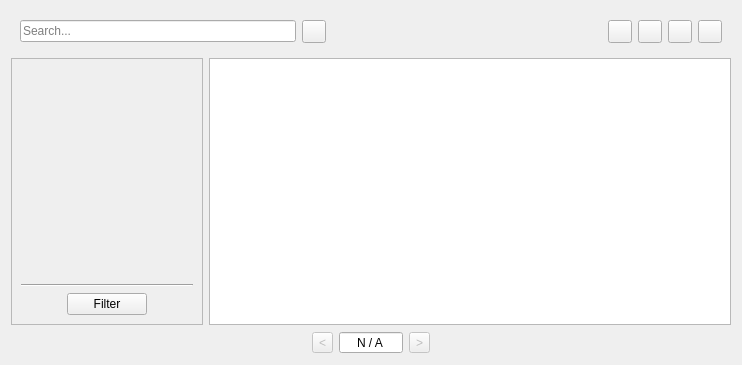
This is src/datainterface.ui in commander15/Widgetry as Qt 5 draws it before an edit. The edited form follows.
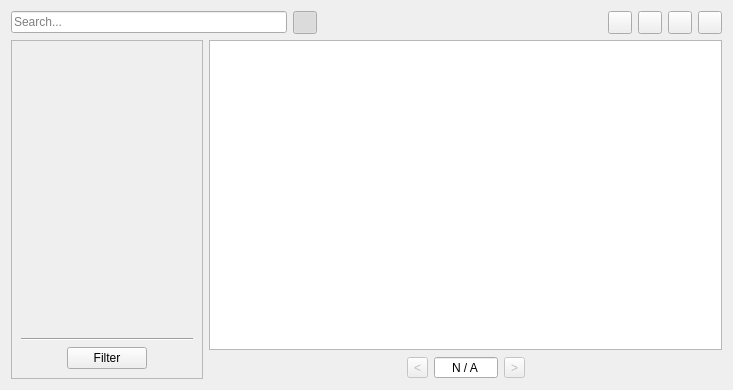
This is the edited form. Icons and pictures are not drawn.

Diff of the .ui file:
```diff
--- a/src/datainterface.ui
+++ b/src/datainterface.ui
@@ -6,53 +6,117 @@
    <rect>
     <x>0</x>
     <y>0</y>
-    <width>742</width>
-    <height>365</height>
+    <width>733</width>
+    <height>390</height>
    </rect>
   </property>
   <property name="windowTitle">
    <string>Interface</string>
   </property>
-  <layout class="QGridLayout" name="gridLayout">
-   <item row="3" column="4">
-    <spacer name="horizontalSpacer_2">
+  <layout class="QGridLayout" name="gridLayout" columnstretch="0,1,0,0,0,1">
+   <item row="0" column="0" colspan="6">
+    <widget class="QWidget" name="topBar" native="true">
+     <layout class="QHBoxLayout" name="topBarLayout" stretch="0,0,0,0">
+      <property name="leftMargin">
+       <number>0</number>
+      </property>
+      <property name="topMargin">
+       <number>0</number>
+      </property>
+      <property name="rightMargin">
+       <number>0</number>
+      </property>
+      <property name="bottomMargin">
+       <number>0</number>
+      </property>
+      <item>
+       <widget class="QLineEdit" name="searchInput">
+        <property name="maxLength">
+         <number>30</number>
+        </property>
+        <property name="placeholderText">
+         <string>Search...</string>
+        </property>
+       </widget>
+      </item>
+      <item>
+       <widget class="QToolButton" name="toggleFiltersButtons">
+        <property name="icon">
+         <iconset resource="resources/widgetry_resources.qrc">
+          <normaloff>:/icons/filter_icon.png</normaloff>:/icons/filter_icon.png</iconset>
+        </property>
+        <property name="checkable">
+         <bool>true</bool>
+        </property>
+        <property name="checked">
+         <bool>true</bool>
+        </property>
+       </widget>
+      </item>
+      <item>
+       <spacer name="horizontalSpacer_3">
      <property name="orientation">
       <enum>Qt::Orientation::Horizontal</enum>
      </property>
      <property name="sizeHint" stdset="0">
       <size>
-       <width>238</width>
+          <width>40</width>
        <height>20</height>
       </size>
      </property>
     </spacer>
    </item>
-   <item row="3" column="1">
-    <widget class="QToolButton" name="previousPageButton">
-     <property name="enabled">
-      <bool>false</bool>
-     </property>
-     <property name="text">
-      <string notr="true">&lt;</string>
-     </property>
-    </widget>
-   </item>
-   <item row="1" column="0" colspan="5">
-    <layout class="QGridLayout" name="gridLayout_2" columnstretch="0,1">
-     <item row="0" column="1">
-      <widget class="QTableView" name="tableView">
-       <property name="editTriggers">
-        <set>QAbstractItemView::EditTrigger::NoEditTriggers</set>
-       </property>
-       <property name="selectionBehavior">
-        <enum>QAbstractItemView::SelectionBehavior::SelectRows</enum>
-       </property>
-       <property name="sortingEnabled">
-        <bool>true</bool>
+      <item>
+       <widget class="QWidget" name="buttonsContainer" native="true">
+        <layout class="QHBoxLayout" name="buttonsContainerLayout">
+         <property name="topMargin">
+          <number>0</number>
+         </property>
+         <property name="rightMargin">
+          <number>0</number>
+         </property>
+         <property name="bottomMargin">
+          <number>0</number>
+         </property>
+         <item>
+          <widget class="QToolButton" name="editButton">
+           <property name="icon">
+            <iconset resource="resources/widgetry_resources.qrc">
+             <normaloff>:/icons/action_edit.png</normaloff>:/icons/action_edit.png</iconset>
+           </property>
+          </widget>
+         </item>
+         <item>
+          <widget class="QToolButton" name="addButton">
+           <property name="icon">
+            <iconset resource="resources/widgetry_resources.qrc">
+             <normaloff>:/icons/action_add.png</normaloff>:/icons/action_add.png</iconset>
+           </property>
+          </widget>
+         </item>
+         <item>
+          <widget class="QToolButton" name="deleteButton">
+           <property name="icon">
+            <iconset resource="resources/widgetry_resources.qrc">
+             <normaloff>:/icons/action_delete.png</normaloff>:/icons/action_delete.png</iconset>
+           </property>
+          </widget>
+         </item>
+         <item>
+          <widget class="QToolButton" name="refreshButton">
+           <property name="icon">
+            <iconset resource="resources/widgetry_resources.qrc">
+             <normaloff>:/icons/action_refresh.png</normaloff>:/icons/action_refresh.png</iconset>
        </property>
       </widget>
      </item>
-     <item row="0" column="0">
+        </layout>
+       </widget>
+      </item>
+     </layout>
+    </widget>
+   </item>
+   <item row="1" column="0" rowspan="2">
       <widget class="QFrame" name="filterFrame">
        <property name="frameShape">
         <enum>QFrame::Shape::StyledPanel</enum>
@@ -119,9 +183,23 @@
        </layout>
       </widget>
      </item>
-    </layout>
+   <item row="1" column="1" colspan="5">
+    <widget class="QTableView" name="tableView">
+     <property name="contextMenuPolicy">
+      <enum>Qt::ContextMenuPolicy::CustomContextMenu</enum>
+     </property>
+     <property name="editTriggers">
+      <set>QAbstractItemView::EditTrigger::NoEditTriggers</set>
+     </property>
+     <property name="selectionBehavior">
+      <enum>QAbstractItemView::SelectionBehavior::SelectRows</enum>
+     </property>
+     <property name="sortingEnabled">
+      <bool>true</bool>
+     </property>
+    </widget>
    </item>
-   <item row="3" column="0">
+   <item row="2" column="1">
     <spacer name="horizontalSpacer">
      <property name="orientation">
       <enum>Qt::Orientation::Horizontal</enum>
@@ -134,17 +212,17 @@
      </property>
     </spacer>
    </item>
-   <item row="3" column="3">
-    <widget class="QToolButton" name="nextPageButton">
+   <item row="2" column="2">
+    <widget class="QToolButton" name="previousPageButton">
      <property name="enabled">
       <bool>false</bool>
      </property>
      <property name="text">
-      <string notr="true">&gt;</string>
+      <string notr="true">&lt;</string>
      </property>
     </widget>
    </item>
-   <item row="3" column="2">
+   <item row="2" column="3">
     <widget class="QSpinBox" name="pageInput">
      <property name="minimumSize">
       <size>
@@ -169,77 +247,28 @@
      </property>
     </widget>
    </item>
-   <item row="0" column="0" colspan="5">
-    <widget class="QWidget" name="topBar" native="true">
-     <layout class="QHBoxLayout" name="topBarLayout">
-      <item>
-       <widget class="QLineEdit" name="searchInput">
-        <property name="maxLength">
-         <number>30</number>
-        </property>
-        <property name="placeholderText">
-         <string>Search...</string>
+   <item row="2" column="4">
+    <widget class="QToolButton" name="nextPageButton">
+     <property name="enabled">
+      <bool>false</bool>
+     </property>
+     <property name="text">
+      <string notr="true">&gt;</string>
         </property>
        </widget>
       </item>
-      <item>
-       <widget class="QToolButton" name="toggleFiltersButtons">
-        <property name="icon">
-         <iconset resource="resources/widgetry_resources.qrc">
-          <normaloff>:/icons/filter_icon.png</normaloff>:/icons/filter_icon.png</iconset>
-        </property>
-        <property name="checkable">
-         <bool>true</bool>
-        </property>
-       </widget>
-      </item>
-      <item>
-       <spacer name="horizontalSpacer_3">
+   <item row="2" column="5">
+    <spacer name="horizontalSpacer_2">
         <property name="orientation">
          <enum>Qt::Orientation::Horizontal</enum>
         </property>
         <property name="sizeHint" stdset="0">
          <size>
-          <width>40</width>
+       <width>238</width>
           <height>20</height>
          </size>
         </property>
        </spacer>
-      </item>
-      <item>
-       <widget class="QToolButton" name="refreshButton">
-        <property name="icon">
-         <iconset resource="resources/widgetry_resources.qrc">
-          <normaloff>:/icons/action_refresh.png</normaloff>:/icons/action_refresh.png</iconset>
-        </property>
-       </widget>
-      </item>
-      <item>
-       <widget class="QToolButton" name="addButton">
-        <property name="icon">
-         <iconset resource="resources/widgetry_resources.qrc">
-          <normaloff>:/icons/action_add.png</normaloff>:/icons/action_add.png</iconset>
-        </property>
-       </widget>
-      </item>
-      <item>
-       <widget class="QToolButton" name="editButton">
-        <property name="icon">
-         <iconset resource="resources/widgetry_resources.qrc">
-          <normaloff>:/icons/action_edit.png</normaloff>:/icons/action_edit.png</iconset>
-        </property>
-       </widget>
-      </item>
-      <item>
-       <widget class="QToolButton" name="deleteButton">
-        <property name="icon">
-         <iconset resource="resources/widgetry_resources.qrc">
-          <normaloff>:/icons/action_delete.png</normaloff>:/icons/action_delete.png</iconset>
-        </property>
-       </widget>
-      </item>
-     </layout>
-    </widget>
    </item>
   </layout>
  </widget>
```
Left out of the diff: 34 changed lines with no effect on the pictures. Lines whose indentation alone changed are shown as unchanged.
